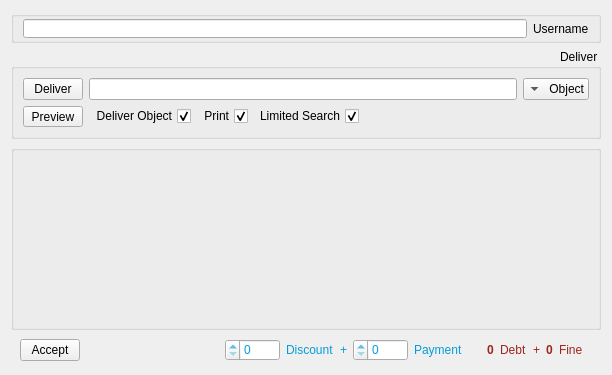
First picture: the form in Client/reghaabat/formoperator.ui, repository nournia/ketabkhaane, before the edit.
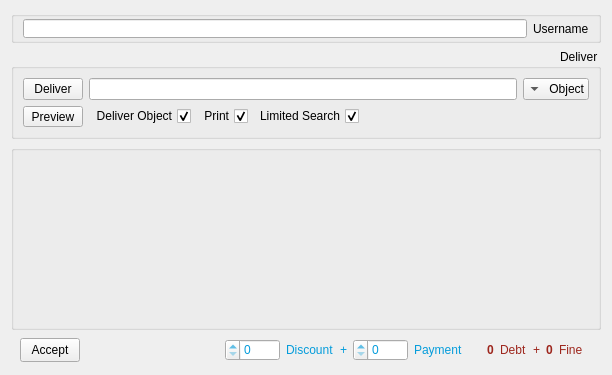
Second picture: the form after the edit. Icons and pictures are not drawn. Custom widgets are drawn as their Qt base class.

Commit message: tweak button heights

What changed in the file:
```diff
--- a/Client/reghaabat/formoperator.ui
+++ b/Client/reghaabat/formoperator.ui
@@ -388,6 +388,12 @@
              <height>0</height>
             </size>
            </property>
+           <property name="maximumSize">
+            <size>
+             <width>16777215</width>
+             <height>24</height>
+            </size>
+           </property>
            <property name="text">
             <string>Accept</string>
            </property>
```
Left out of the diff: 4 changed lines with no effect on the pictures.
